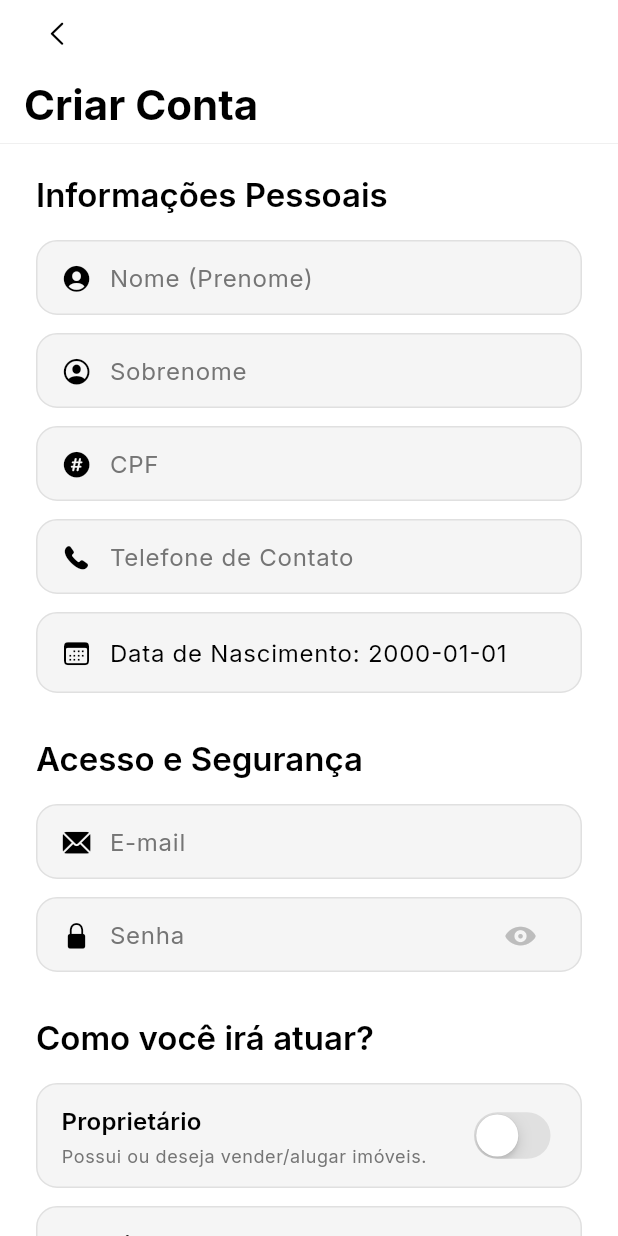
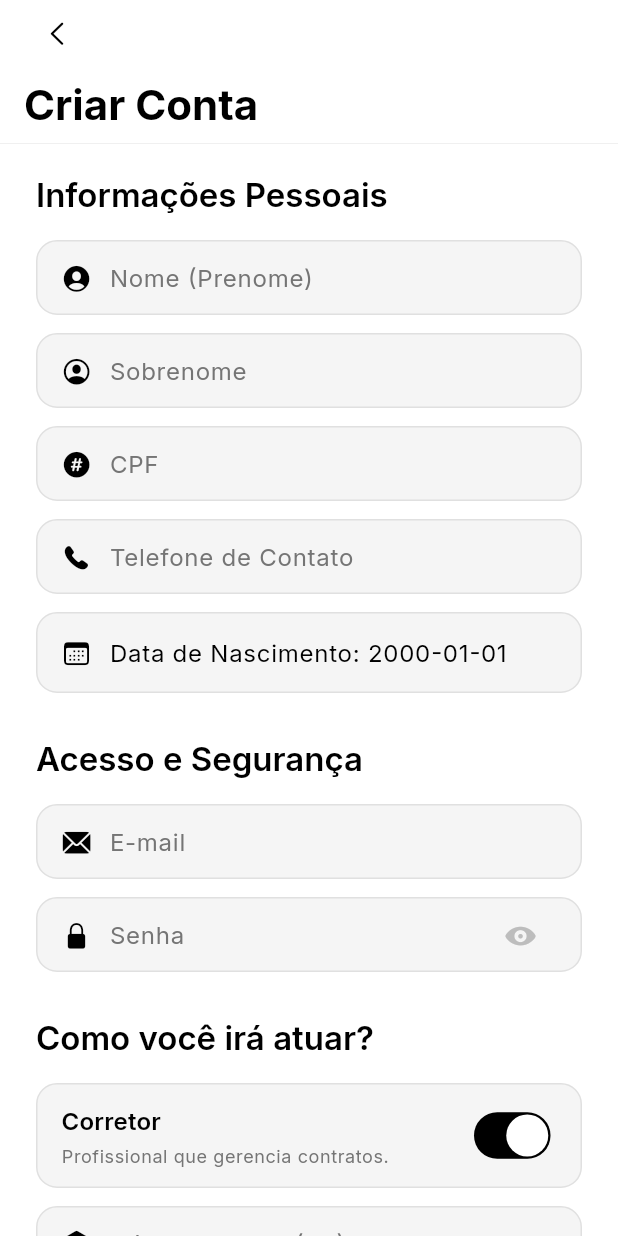
Before and after one commit to TheHugoHypothesis/frontendCorretoraAura, a Flutter app: the SignUpPage screen opened by its route, on a phone screen of 412 x 824 dp. Run offline on Flutter 3.47's test engine with Material 3 defaults, Android fonts, the phone set to English and light mode, and no system bars; our stand-ins replace fl_chart, flutter_map, flutter_markdown, flutter_masked_text2, flutter_secure_storage, google_fonts and 6 more; missing offline and left inert: screen_retriever, window_manager; accounts and stored records are empty.

Commit message:
feat: v1.1

```diff
--- a/lib/features/authentication/signup_page.dart
+++ b/lib/features/authentication/signup_page.dart
@@ -105,7 +105,7 @@ class _SignUpPageState extends State<SignUpPage> {
   // Controles de Checkbox
   bool _isProprietario = false;
   bool _isAdquirente = false;
-  bool _isCorretor = false;
+  bool _isCorretor = true;
 
   // Controle de visibilidade de senha
   bool _isPasswordVisible = false;
@@ -158,8 +158,8 @@ class _SignUpPageState extends State<SignUpPage> {
           telefonesLimpos, // Python espera 'telefones' (lista separada por vírgula)
 
       // FLAGS DE TIPO (Python espera 'proprietario', 'adquirente', 'corretor')
-      'proprietario': _isProprietario, // Boolean True/False
-      'adquirente': _isAdquirente, // Boolean True/False
+      'proprietario': false, // Boolean True/False
+      'adquirente': false, // Boolean True/False
       'corretor': _isCorretor, // Boolean True/False
 
       // CAMPOS CONDICIONAIS (Se a flag for True)
@@ -457,41 +457,6 @@ class _SignUpPageState extends State<SignUpPage> {
                   ),
                   const SizedBox(height: 16),
 
-                  // Checkbox Proprietário
-                  _buildCheckboxTile(
-                    theme: theme,
-                    title: "Proprietário",
-                    subtitle: "Possui ou deseja vender/alugar imóveis.",
-                    value: _isProprietario,
-                    onChanged: (val) => setState(() => _isProprietario = val),
-                  ),
-                  const SizedBox(height: 12),
-
-                  // Checkbox Adquirente
-                  _buildCheckboxTile(
-                    theme: theme,
-                    title: "Adquirente",
-                    subtitle:
-                        "Deseja comprar ou alugar imóveis (Inquilino/Comprador).",
-                    value: _isAdquirente,
-                    onChanged: (val) => setState(() => _isAdquirente = val),
-                  ),
-
-                  // Campos Dinâmicos do Adquirente
-                  if (_isAdquirente) ...[
-                    const SizedBox(height: 12),
-                    _buildTextField(
-                      controller: _pontuacaoCreditoController,
-                      hintText: "Pontuação de Crédito (Ex: 850)",
-                      icon: CupertinoIcons.chart_bar_fill,
-                      keyboardType: TextInputType.number,
-                      theme: theme,
-                      fieldColor: fieldColor,
-                      primaryColor: primaryColor,
-                    ),
-                  ],
-                  const SizedBox(height: 12),
-
                   // Checkbox Corretor
                   _buildCheckboxTile(
                     theme: theme,
```
